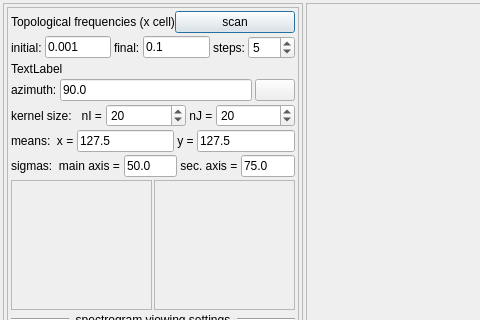
This is imagejockey/gabor/gaborfilterdialog.ui in PauloCarvalhoRJ/gammaray as Qt 5 draws it before an edit; both pictures show x 0 to 480 and y 0 to 320 of the 739 by 455 pixel window. The edited form follows.
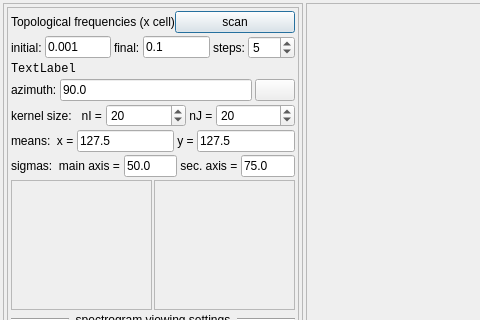
This is the edited form. Icons and pictures are not drawn.

Diff of the .ui file:
```diff
--- a/imagejockey/gabor/gaborfilterdialog.ui
+++ b/imagejockey/gabor/gaborfilterdialog.ui
@@ -175,6 +175,11 @@
            </property>
            <item>
             <widget class="QLabel" name="lblFeatureSizeEquiv">
+             <property name="font">
+              <font>
+               <family>Courier New</family>
+              </font>
+             </property>
              <property name="text">
               <string>TextLabel</string>
              </property>
```
Left out of the diff: 71 changed lines with no effect on the pictures.
